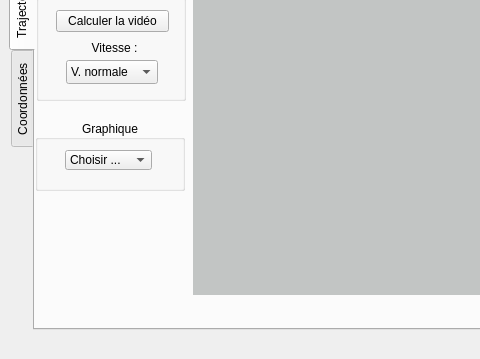
rene-d/pymecavideo, file src/pymecavideo_mini.ui: the form before one commit; both pictures show x 0 to 480 and y 220 to 579 of the 833 by 579 pixel window.
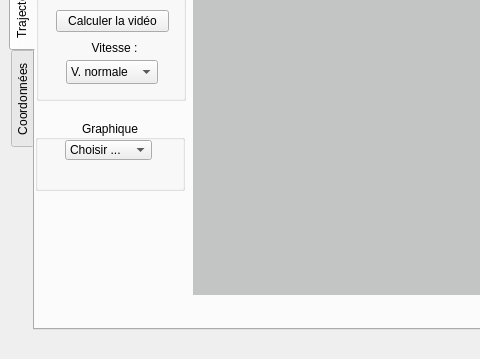
The form after the commit. The open tabs and pages were chosen to show the change.

The edit to the form file:
```diff
--- a/src/pymecavideo_mini.ui
+++ b/src/pymecavideo_mini.ui
@@ -976,7 +976,7 @@
          <property name="geometry">
           <rect>
            <x>30</x>
-           <y>30</y>
+           <y>20</y>
            <width>87</width>
            <height>20</height>
           </rect>
@@ -987,6 +987,25 @@
           </property>
          </item>
         </widget>
+        <widget class="QLabel" name="label_graphiques">
+         <property name="enabled">
+          <bool>false</bool>
+         </property>
+         <property name="geometry">
+          <rect>
+           <x>20</x>
+           <y>10</y>
+           <width>121</width>
+           <height>61</height>
+          </rect>
+         </property>
+         <property name="text">
+          <string/>
+         </property>
+         <property name="alignment">
+          <set>Qt::AlignCenter</set>
+         </property>
+        </widget>
        </widget>
       </widget>
       <widget class="QWidget" name="tab_coord">
```
Left out of the diff: 15 changed lines with no effect on the pictures.
